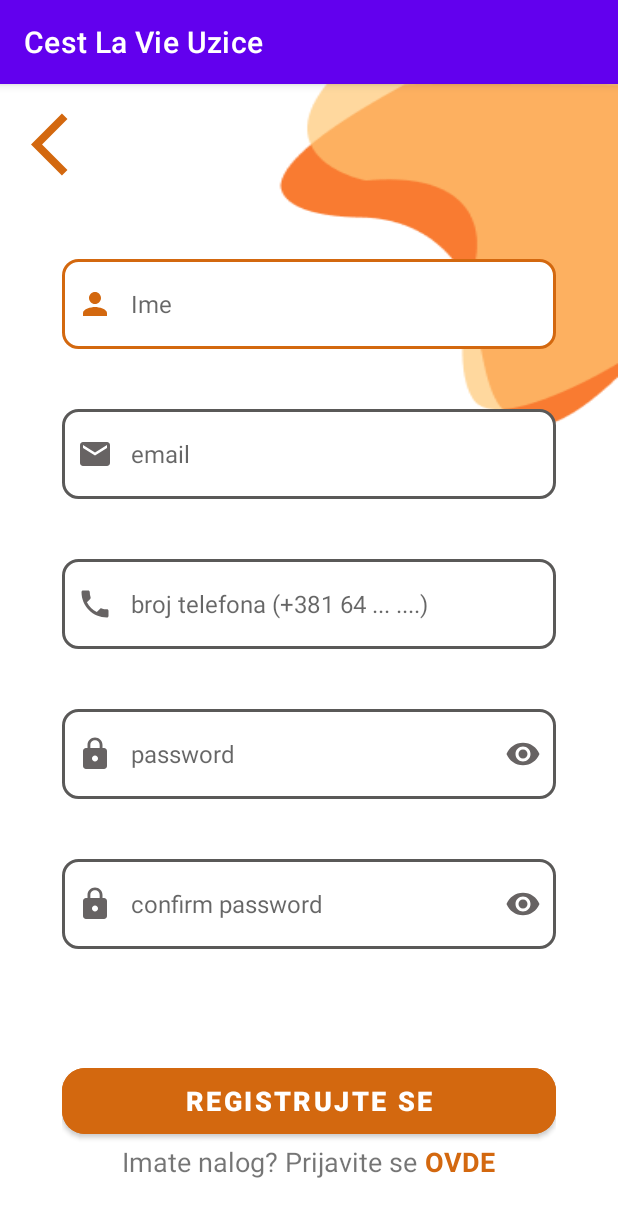
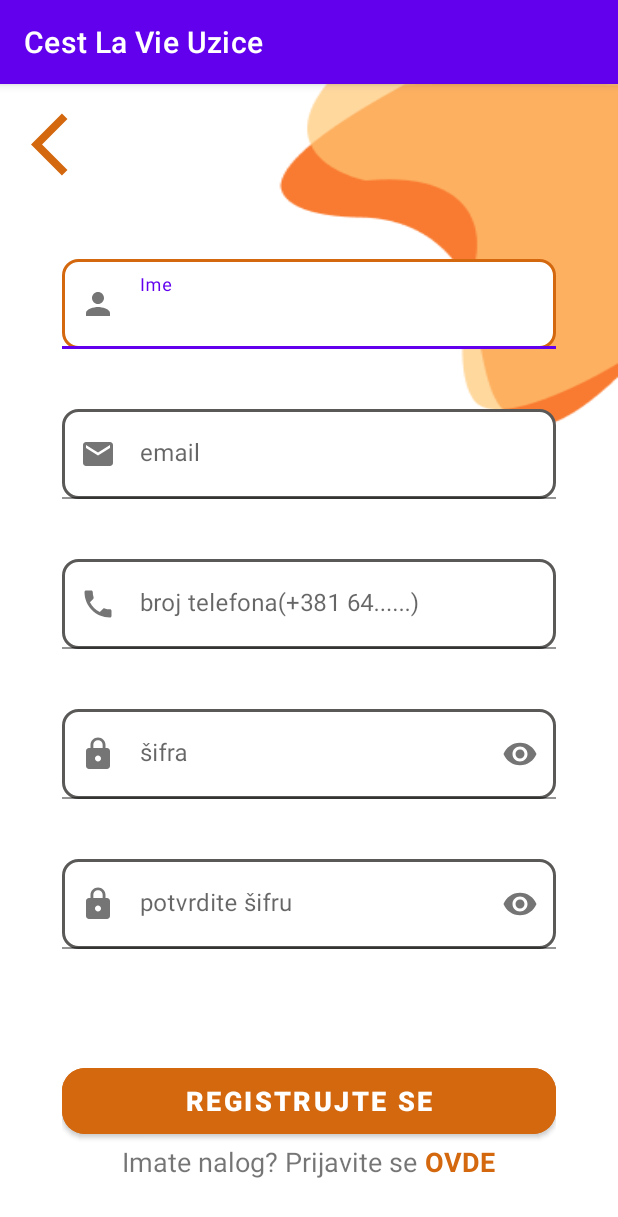
Before and after one commit to kumulonimbus91/Cest_la_vie, an Android app: the SignUpActivity screen opened directly, with no data from a screen before it, on a phone screen of 412 x 824 dp. Shown: the top 1217 px of the screen. Run offline under Robolectric (Android 15) with nearby library versions, the phone set to English and light mode, and no system bars; our stand-ins replace Firebase (no records; nobody signed in at launch, a user with empty details on screens opened directly), data binding.

Commit message:
adress change ui

```diff
--- a/app/src/main/java/com/nenad/cestlavieuzice/view/activities/IntroScreen.kt
+++ b/app/src/main/java/com/nenad/cestlavieuzice/view/activities/IntroScreen.kt
@@ -7,7 +7,9 @@ import com.nenad.cestlavieuzice.R
 import com.nenad.cestlavieuzice.databinding.ActivityIntroScreenBinding
 
 class IntroScreen : AppCompatActivity() {
+
     private lateinit var mBinding: ActivityIntroScreenBinding
+
     override fun onCreate(savedInstanceState: Bundle?) {
         super.onCreate(savedInstanceState)
 
--- a/app/src/main/res/layout/activity_sign_up.xml
+++ b/app/src/main/res/layout/activity_sign_up.xml
@@ -27,81 +27,109 @@
             app:layout_constraintStart_toStartOf="@+id/guideline14"
             app:layout_constraintTop_toBottomOf="@+id/guideline10">
 
-            <EditText
-                android:id="@+id/etname"
+            <com.google.android.material.textfield.TextInputLayout
                 android:layout_width="match_parent"
                 android:layout_height="60dp"
                 android:layout_marginTop="40dp"
+                android:gravity="center_horizontal"
+                app:startIconDrawable="@drawable/custom_person_focused"
+                >
+                <com.google.android.material.textfield.TextInputEditText
+                    android:id="@+id/et_name"
+                    android:layout_width="match_parent"
+                    android:layout_height="match_parent"
                     android:background="@drawable/custom_input"
-                android:drawableStart="@drawable/custom_person_focused"
-                android:drawablePadding="12dp"
                     android:ems="10"
                     android:hint="Ime"
-                android:inputType="textPersonName"
-                android:paddingStart="10dp"
-                android:paddingEnd="10dp"
+                    android:inputType="textPassword"
                     android:textSize="16sp" />
 
-            <EditText
-                android:id="@+id/etemail"
+
+            </com.google.android.material.textfield.TextInputLayout>
+
+            <com.google.android.material.textfield.TextInputLayout
                 android:layout_width="match_parent"
                 android:layout_height="60dp"
                 android:layout_marginTop="40dp"
+                android:gravity="center_horizontal"
+                app:startIconDrawable="@drawable/custom_email_focused"
+                >
+                <com.google.android.material.textfield.TextInputEditText
+                    android:id="@+id/et_email"
+                    android:layout_width="match_parent"
+                    android:layout_height="match_parent"
                     android:background="@drawable/custom_input"
-                android:drawableStart="@drawable/custom_email_focused"
-                android:drawablePadding="12dp"
                     android:ems="10"
                     android:hint="email"
-                android:inputType="textEmailAddress"
-                android:paddingStart="10dp"
+                    android:inputType="textPassword"
                     android:textSize="16sp" />
-            <EditText
-                android:id="@+id/etphone"
+
+
+            </com.google.android.material.textfield.TextInputLayout>
+            <com.google.android.material.textfield.TextInputLayout
                 android:layout_width="match_parent"
                 android:layout_height="60dp"
                 android:layout_marginTop="40dp"
+                android:gravity="center_horizontal"
+                app:startIconDrawable="@drawable/custom_phone_focused"
+                >
+                <com.google.android.material.textfield.TextInputEditText
+                    android:id="@+id/et_phone"
+                    android:layout_width="match_parent"
+                    android:layout_height="match_parent"
                     android:background="@drawable/custom_input"
-                android:drawableStart="@drawable/custom_phone_focused"
-                android:drawablePadding="12dp"
                     android:ems="10"
-                android:hint="broj telefona (+381 64 ... ....)"
-                android:inputType="phone"
+                    android:hint="broj telefona(+381 64......)"
+                    android:inputType="textPassword"
+                    android:textSize="16sp" />
+
+
+            </com.google.android.material.textfield.TextInputLayout>
+
+
+            <com.google.android.material.textfield.TextInputLayout
+                android:layout_width="match_parent"
+                android:layout_height="60dp"
+                android:layout_marginTop="40dp"
+                app:passwordToggleEnabled="true"
+                app:startIconDrawable="@drawable/custom_lock_focused"
+                >
+                <EditText
+                    android:id="@+id/et_password"
+                    android:layout_width="match_parent"
+                    android:layout_height="match_parent"
+                    android:background="@drawable/custom_input"
+                    android:ems="10"
+                    android:hint="šifra"
+                    android:inputType="textPassword"
                     android:paddingStart="10dp"
                     android:paddingEnd="10dp"
                     android:textSize="16sp" />
 
 
-            <EditText
-                android:id="@+id/et_password"
+            </com.google.android.material.textfield.TextInputLayout>
+
+            <com.google.android.material.textfield.TextInputLayout
                 android:layout_width="match_parent"
                 android:layout_height="60dp"
                 android:layout_marginTop="40dp"
+                app:passwordToggleEnabled="true"
+                app:startIconDrawable="@drawable/custom_lock_focused"
+                >
+                <EditText
+                    android:id="@+id/et_password_confirm"
+                    android:layout_width="match_parent"
+                    android:layout_height="match_parent"
                     android:background="@drawable/custom_input"
-                android:drawableStart="@drawable/custom_lock_focused"
-                android:drawableEnd="@drawable/ic_baseline_remove_red_eye_24"
-                android:drawablePadding="12dp"
                     android:ems="10"
-                android:hint="password"
+                    android:hint="potvrdite šifru"
                     android:inputType="textPassword"
                     android:paddingStart="10dp"
                     android:paddingEnd="10dp"
                     android:textSize="16sp" />
 
-            <EditText
-                android:id="@+id/et_confirmpassword"
-                android:layout_width="match_parent"
-                android:layout_height="60dp"
-                android:layout_marginTop="40dp"
-                android:background="@drawable/custom_input"
-                android:drawableStart="@drawable/custom_lock_focused"
-                android:drawableEnd="@drawable/ic_baseline_remove_red_eye_24"
-                android:drawablePadding="12dp"
-                android:ems="10"
-                android:hint="confirm password"
-                android:inputType="textPassword"
-                android:paddingStart="10dp"
-                android:paddingEnd="10dp"
-                android:textSize="16sp" />
+
+            </com.google.android.material.textfield.TextInputLayout>
 
 
 
--- a/app/src/main/res/values/colors.xml
+++ b/app/src/main/res/values/colors.xml
@@ -16,6 +16,7 @@
     <color name="button_color_2">#FFB74D</color>
 
     <color name="snackbar_error_color">#EF6C00</color>
+    <color name="btn_adress">#9A948F</color>
 
 
 </resources>
```
Also changed, not shown: app/src/main/java/com/nenad/cestlavieuzice/view/fragments/AdressFragment.kt (added, +28 -0 lines), app/src/main/res/layout/activity_log_in.xml (+28 -15 lines), app/src/main/res/layout/fragment_adress.xml (added, +136 -0 lines), app/src/main/res/layout/fragment_order.xml (+50 -14 lines). Lines whose indentation alone changed are shown as unchanged.
